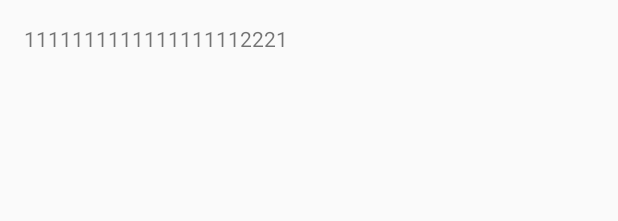
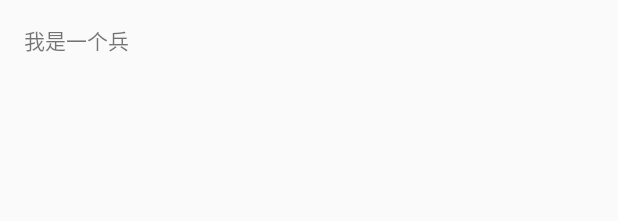
Before and after one commit to 2164love/CallbackApp, an Android app: the layout activity_main.xml on its own in the app's theme, with its tools: preview values and no code run, on a phone screen of 412 x 824 dp. Shown: the top 221 px of the screen. Run offline under Robolectric (Android 15) with nearby library versions, the phone set to English and light mode, and no system bars.

Commit message:
bdgsdgdsf佛挡杀佛

```diff
--- a/app/src/main/res/layout/activity_main.xml
+++ b/app/src/main/res/layout/activity_main.xml
@@ -14,5 +14,5 @@
         android:id="@+id/tv"
         android:layout_width="wrap_content"
         android:layout_height="wrap_content"
-        android:text="1111111111111111112221" />
+        android:text="我是一个兵" />
 </RelativeLayout>
```
